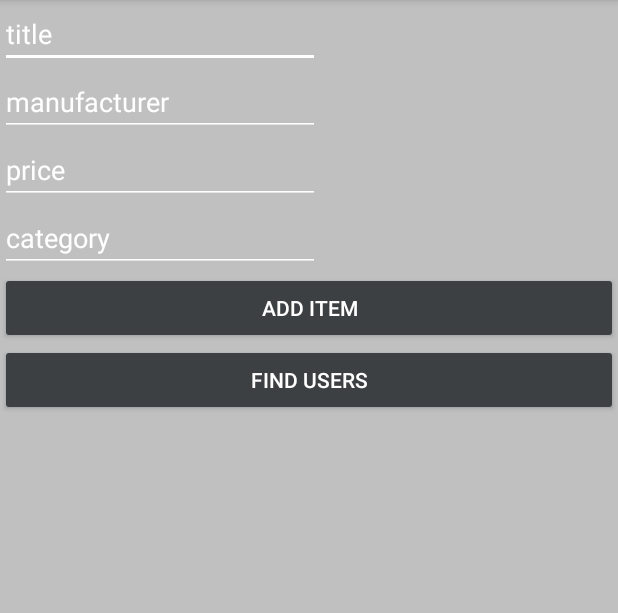
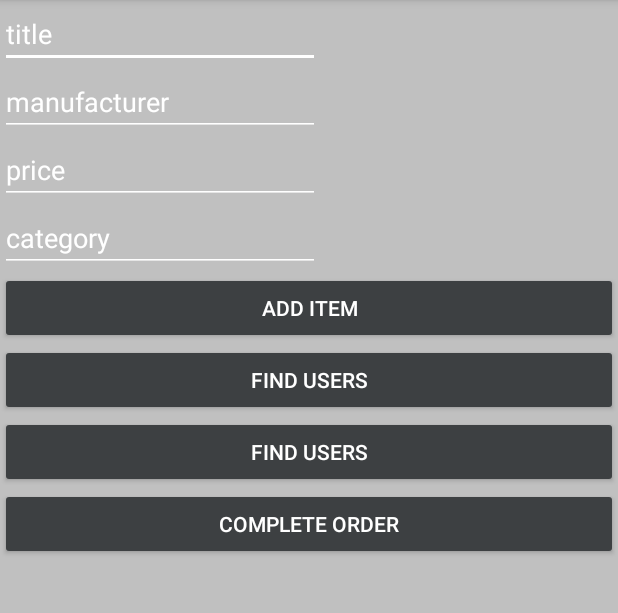
Before and after one commit to robertreid15/ecommerce, an Android app: the AddItems screen opened directly, with no data from a screen before it, on a phone screen of 412 x 824 dp, the part 84-697 px from its top. Run offline under Robolectric (Android 15) with nearby library versions, the phone set to English and light mode, and no system bars; our stand-ins replace Firebase (no records; nobody signed in at launch, a user with empty details on screens opened directly).

```diff
--- a/app/build.gradle
+++ b/app/build.gradle
@@ -27,7 +27,10 @@ dependencies {
     implementation 'com.google.firebase:firebase-database:16.0.5'
     implementation 'com.google.firebase:firebase-auth:16.1.0'
     implementation fileTree(include: ['*.jar'], dir: 'libs')
+    //implementation 'com.android.support:design:28.0.0'
+    implementation fileTree(dir: 'libs', include: ['*.jar'])
     implementation 'com.android.support:appcompat-v7:28.0.0'
+
     implementation 'com.android.support.constraint:constraint-layout:1.1.3'
     implementation 'com.android.support:recyclerview-v7:28.0.0'
     testImplementation 'junit:junit:4.12'
--- a/app/src/main/AndroidManifest.xml
+++ b/app/src/main/AndroidManifest.xml
@@ -9,7 +9,7 @@
         android:roundIcon="@mipmap/ic_launcher_round"
         android:supportsRtl="true"
         android:theme="@style/AppTheme">
-        <activity android:name=".items.FindItemActivity" >
+        <activity android:name=".completeOrder" >
             <intent-filter>
                 <action android:name="android.intent.action.MAIN" />
 
@@ -17,11 +17,12 @@
             </intent-filter>
         </activity>
         <activity android:name=".AdminLogin" />
+<!--
+        <activity android:name=".completeOrder" />
+-->
         <activity android:name=".CustomerLogin" />
         <activity android:name=".items.AddItems" />
-<!--
         <activity android:name=".items.FindItemActivity" />
--->
         <activity android:name=".findUsers.FindUserActivity" />
 
     </application>
--- a/app/src/main/java/com/example/c15347186/e_commerce_app/items/AddItems.java
+++ b/app/src/main/java/com/example/c15347186/e_commerce_app/items/AddItems.java
@@ -12,6 +12,7 @@ import android.widget.Toast;
 import com.example.c15347186.e_commerce_app.CustomerLogin;
 import com.example.c15347186.e_commerce_app.MainActivity;
 import com.example.c15347186.e_commerce_app.R;
+import com.example.c15347186.e_commerce_app.completeOrder;
 import com.example.c15347186.e_commerce_app.findUsers.FindUserActivity;
 import com.google.android.gms.tasks.OnCompleteListener;
 import com.google.android.gms.tasks.Task;
@@ -25,7 +26,7 @@ import java.util.Map;
 
 public class AddItems extends AppCompatActivity {
     EditText title, manufacturer, price, category;
-    Button mAdd, mFindUsers;
+    Button mAdd, mFindUsers, completeOrder;
 
     private DatabaseReference mDatabase;
 
@@ -39,6 +40,7 @@ public class AddItems extends AppCompatActivity {
         mDatabase = FirebaseDatabase.getInstance().getReference();
         mAdd = (Button) findViewById(R.id.add);
         mFindUsers = (Button) findViewById(R.id.findUsers);
+        completeOrder = (Button) findViewById(R.id.completeOrderAdmin);
 
 
         mAdd.setOnClickListener(new View.OnClickListener() {
@@ -69,5 +71,13 @@ public class AddItems extends AppCompatActivity {
                 startActivity(i);
             }
         });
+
+        completeOrder.setOnClickListener(new View.OnClickListener() {
+            @Override
+            public void onClick(View v) {
+                Intent i = new Intent(AddItems.this, completeOrder.class);
+                startActivity(i);
+            }
+        });
     }
 }
--- a/app/src/main/res/layout/activity_add_items.xml
+++ b/app/src/main/res/layout/activity_add_items.xml
@@ -68,4 +68,24 @@
         android:backgroundTint="#3d4042"
         android:text="Find Users" />
 
+    <Button
+        android:id="@+id/findItems"
+        android:layout_width="match_parent"
+        android:layout_height="wrap_content"
+        android:onClick="loginClick"
+        android:textColor="#ffff"
+        android:backgroundTint="#3d4042"
+        android:text="Find Users" />
+
+    <!--This button is only temporary to take us to order class
+        Eventually we will put it on the customers screen-->
+    <Button
+        android:id="@+id/completeOrderAdmin"
+        android:layout_width="match_parent"
+        android:layout_height="wrap_content"
+        android:onClick="loginClick"
+        android:textColor="#ffff"
+        android:backgroundTint="#3d4042"
+        android:text="complete Order" />
+
 </LinearLayout>
```
